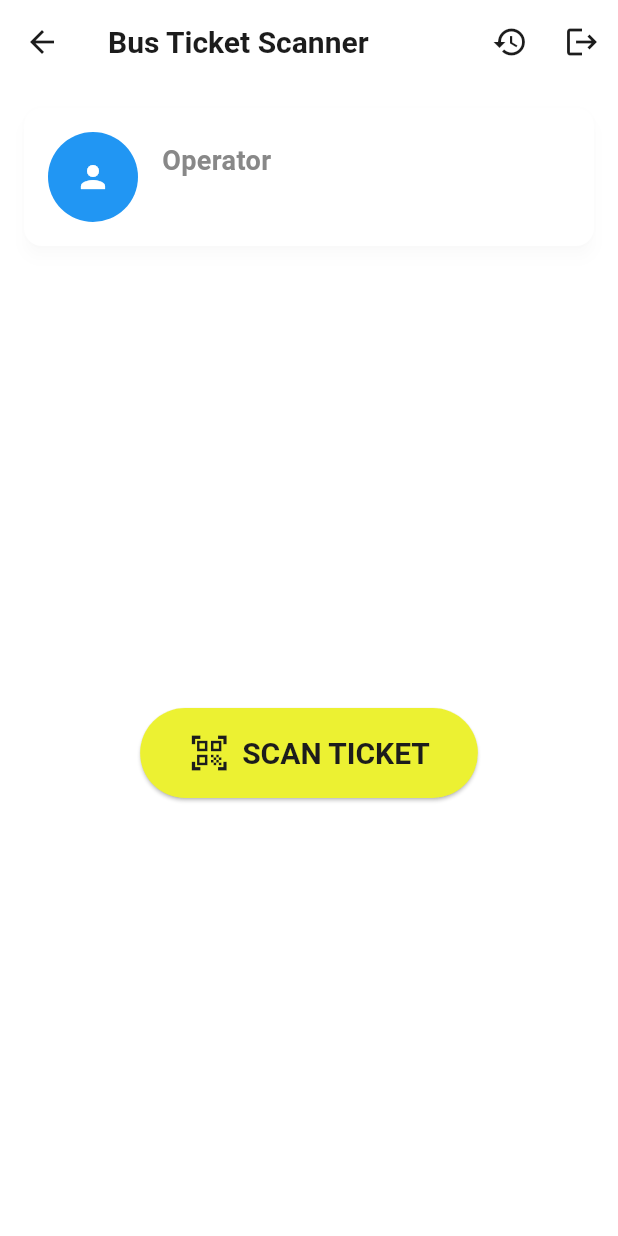
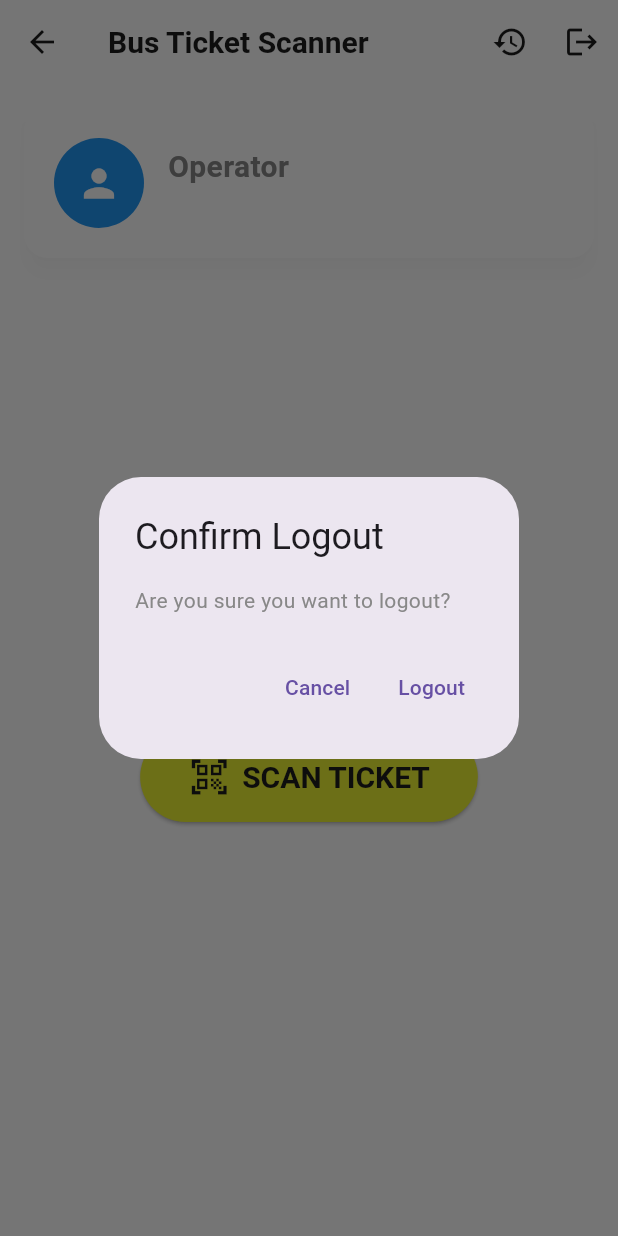
Before and after one commit to hailemichael121/bus_ticket_scanner, a Flutter app: the HomeScreen screen opened by its route, after a tap on the "logout" icon, on a phone screen of 412 x 824 dp. Run offline on Flutter 3.47's test engine with Material 3 defaults, Android fonts, the phone set to English and light mode, and no system bars; our stand-ins replace dio, flutter_animate, flutter_secure_storage, fluttertoast, image_cropper, image_picker and 4 more; missing offline and left inert: mobile_scanner; accounts and stored records are empty.

Commit message:
dine all

```diff
--- a/lib/models/ticket.dart
+++ b/lib/models/ticket.dart
@@ -1,5 +1,4 @@
 import 'dart:convert';
-
 import 'package:intl/intl.dart';
 
 class Ticket {
@@ -12,6 +11,7 @@ class Ticket {
   final DateTime departureTime;
   final DateTime arrivalTime;
   bool isValid;
+  bool isAttended;
   final DateTime scanTime;
 
   Ticket({
@@ -23,7 +23,8 @@ class Ticket {
     required this.seats,
     required this.departureTime,
     required this.arrivalTime,
-    required this.isValid,
+    this.isValid = false,
+    this.isAttended = false,
     DateTime? scanTime,
   }) : scanTime = scanTime ?? DateTime.now();
 
@@ -41,19 +42,24 @@ class Ticket {
           : [json['Seat'] ?? 0]),
       departureTime: DateTime.parse(json['Departure_Time']),
       arrivalTime: DateTime.parse(json['Arrival_Time']),
-      isValid: true, // Default to true, will be updated after validation
+      isValid: json['Is_Valid'] ?? true,
+      isAttended: json['Is_Attended'] ?? false,
+      scanTime:
+          json['scanTime'] != null ? DateTime.parse(json['scanTime']) : null,
     );
   }
+
   factory Ticket.invalidWithError(String error) => Ticket(
         bookingId: 'INVALID',
         busNumber: 'INVALID',
         paymentReference: 'INVALID',
         fullPaymentInfo: {'error': error},
-        route: error, // ← use error as fallback
+        route: error,
         seats: [],
         departureTime: DateTime.now(),
         arrivalTime: DateTime.now(),
         isValid: false,
+        isAttended: false,
       );
 
   String get formattedDate => DateFormat('MMM dd, yyyy').format(scanTime);
@@ -66,6 +72,7 @@ class Ticket {
   String get formattedBusNumber => busNumber;
   String get formattedBookingId => bookingId;
   String get formattedPaymentReference => paymentReference;
+
   String get formattedFullPaymentInfo {
     final info = fullPaymentInfo;
     return '''
@@ -74,7 +81,7 @@ Email: ${info['email'] ?? 'N/A'}
 Amount: ${info['amount']} ${info['currency']}
 Status: ${info['status']?.toString().toUpperCase() ?? 'N/A'}
 Reference: ${info['reference'] ?? 'N/A'}
-Date: ${DateFormat('MMM dd, yyyy hh:mm a').format(DateTime.parse(info['created_at']))}
+Date: ${info['created_at'] != null ? DateFormat('MMM dd, yyyy hh:mm a').format(DateTime.parse(info['created_at'])) : 'N/A'}
 ''';
   }
 
@@ -90,7 +97,8 @@ Date: ${DateFormat('MMM dd, yyyy hh:mm a').format(DateTime.parse(info['created_a
         'Seat': seats,
         'Departure_Time': departureTime.toIso8601String(),
         'Arrival_Time': arrivalTime.toIso8601String(),
-        'isValid': isValid,
+        'Is_Valid': isValid,
+        'Is_Attended': isAttended,
         'scanTime': scanTime.toIso8601String(),
       };
 }
--- a/lib/screens/home_screen.dart
+++ b/lib/screens/home_screen.dart
@@ -1,4 +1,6 @@
+import 'package:bus_ticket_scanner/screens/auth_screen.dart';
 import 'package:bus_ticket_scanner/screens/history_screen.dart';
+// import 'package:bus_ticket_scanner/screens/login_screen.dart';
 import 'package:flutter/material.dart';
 import 'package:provider/provider.dart';
 import 'package:bus_ticket_scanner/providers/auth_provider.dart';
@@ -8,11 +10,11 @@ import 'package:bus_ticket_scanner/widgets/custom_button.dart';
 class HomeScreen extends StatelessWidget {
   @override
   Widget build(BuildContext context) {
-    final authProvider = Provider.of<AuthProvider>(context);
+    final authProvider = Provider.of<AuthProvider>(context, listen: false);
 
     return Scaffold(
       appBar: AppBar(
-        title: Text('Bus Ticket Scanner'),
+        title: const Text('Bus Ticket Scanner'),
         actions: [
           IconButton(
             icon: const Icon(Icons.history),
@@ -24,14 +26,54 @@ class HomeScreen extends StatelessWidget {
             },
           ),
           IconButton(
-            icon: Icon(Icons.logout),
-            onPressed: () => authProvider.logout(),
+            icon: const Icon(Icons.logout),
+            tooltip: 'Logout',
+            onPressed: () async {
+              // Optional: show a confirmation dialog
+              final confirm = await showDialog<bool>(
+                context: context,
+                builder: (ctx) => AlertDialog(
+                  title: const Text("Confirm Logout"),
+                  content: const Text("Are you sure you want to logout?"),
+                  actions: [
+                    TextButton(
+                      child: const Text("Cancel"),
+                      onPressed: () => Navigator.of(ctx).pop(false),
+                    ),
+                    TextButton(
+                      child: const Text("Logout"),
+                      onPressed: () => Navigator.of(ctx).pop(true),
+                    ),
+                  ],
+                ),
+              );
+
+              if (confirm == true) {
+                await authProvider.logout(); // revoke token, clear user info
+
+                ScaffoldMessenger.of(context).showSnackBar(
+                  const SnackBar(
+                    content: Text('Logged out successfully'),
+                    duration: Duration(seconds: 2),
+                  ),
+                );
+
+                // Navigate to login screen and clear history
+                Navigator.pushAndRemoveUntil(
+                  context,
+                  MaterialPageRoute(builder: (_) => const AuthScreen()),
+                  (route) => false,
+                );
+              }
+            },
           ),
         ],
       ),
       body: Column(
+        crossAxisAlignment: CrossAxisAlignment.start,
         children: [
           _buildOperatorCard(authProvider),
+          const SizedBox(height: 24),
           Expanded(
             child: Center(
               child: LimeButton(
@@ -51,26 +93,31 @@ class HomeScreen extends StatelessWidget {
 
   Widget _buildOperatorCard(AuthProvider authProvider) {
     return Card(
-      margin: EdgeInsets.all(16),
-      elevation: 4,
+      margin: const EdgeInsets.all(16),
+      elevation: 6,
+      shape: RoundedRectangleBorder(borderRadius: BorderRadius.circular(16)),
       child: Padding(
-        padding: EdgeInsets.all(16),
+        padding: const EdgeInsets.all(20),
         child: Row(
           children: [
-            CircleAvatar(
+            const CircleAvatar(
               backgroundColor: Colors.blue,
-              child: Icon(Icons.person, color: Colors.white),
               radius: 30,
+              child: Icon(Icons.person, color: Colors.white, size: 30),
             ),
-            SizedBox(width: 16),
+            const SizedBox(width: 16),
             Column(
               crossAxisAlignment: CrossAxisAlignment.start,
               children: [
-                Text(authProvider.operatorName ?? 'Operator',
-                    style:
-                        TextStyle(fontSize: 18, fontWeight: FontWeight.bold)),
-                Text(authProvider.operatorEmail ?? '',
-                    style: TextStyle(color: Colors.grey)),
+                Text(
+                  authProvider.operatorName ?? 'Operator',
+                  style: const TextStyle(
+                      fontSize: 20, fontWeight: FontWeight.bold),
+                ),
+                Text(
+                  authProvider.operatorEmail ?? '',
+                  style: const TextStyle(fontSize: 14, color: Colors.grey),
+                ),
               ],
             ),
           ],
--- a/lib/theme/app_theme.dart
+++ b/lib/theme/app_theme.dart
@@ -6,6 +6,8 @@ class AppTheme {
   static const Color lightGray = Color(0xFFF5F5F5);
   static const Color mediumGray = Color(0xFFC0C0C0);
   static const Color limeGreen = Color(0xFFECF132);
+  static const Color darkGreen = Color(0xFF1C1C1C);
+  static const Color green = Color(0xFF00B74A);
   static const Color subtitleGray = Color(0xFF888888);
   static const Color iconGray = Color(0xFFA3A3B3);
   static const Color softShadow = Color.fromRGBO(0, 0, 0, 0.1);
--- a/pubspec.yaml
+++ b/pubspec.yaml
@@ -47,6 +47,7 @@ dependencies:
   lottie: ^2.7.0
   dio: ^5.3.0
   logger: ^2.0.0
+  flutter_animate: ^4.2.0
 
   # The following adds the Cupertino Icons font to your application.
   # Use with the CupertinoIcons class for iOS style icons.
@@ -76,6 +77,7 @@ flutter:
     - assets/animations/sucess.json
     - assets/animations/error.json
     - assets/animations/warning.json
+    - assets/logo.png
 
   # The following line ensures that the Material Icons font is
   # included with your application, so that you can use the icons in
```
Also changed, not shown: lib/providers/history_provider.dart (+55 -9 lines), lib/screens/auth_screen.dart (+27 -8 lines), lib/screens/history_screen.dart (+39 -35 lines), lib/screens/scanner_screen.dart (+149 -157 lines), lib/screens/ticket_detail_screen.dart (+52 -61 lines), assets/logo.png (added), 1 other file.
